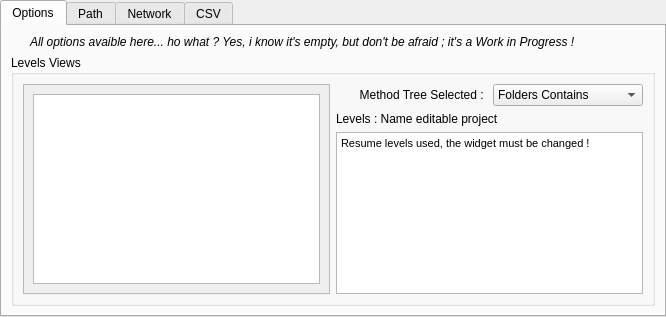
Before: the Qt Designer form BatchLightUE4/Views/WindowsSetupView.ui in shenyu0403/BatchBuildLightUE4, drawn with Qt 5.
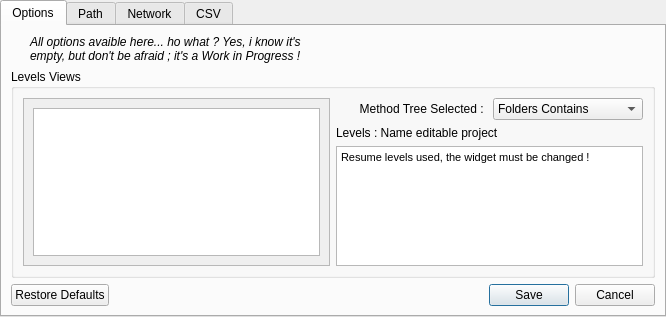
After: the same form once the commit is applied. The open tabs and pages were chosen to show the change. Icons and pictures are not drawn.

Commit message: Add a save toolbar inside the Windows Setup View (first tab)

```diff
--- a/BatchLightUE4/Views/WindowsSetupView.ui
+++ b/BatchLightUE4/Views/WindowsSetupView.ui
@@ -20,8 +20,12 @@
    <attribute name="title">
     <string>Options</string>
    </attribute>
-   <layout class="QFormLayout" name="formLayout">
+   <layout class="QGridLayout" name="gridLayout_8">
     <item row="0" column="0">
+     <layout class="QVBoxLayout" name="verticalLayout_2">
+      <item>
+       <layout class="QHBoxLayout" name="horizontalLayout_9">
+        <item>
      <widget class="QLabel" name="label_18">
       <property name="font">
        <font>
@@ -45,7 +49,7 @@
       </property>
      </widget>
     </item>
-    <item row="0" column="1">
+        <item>
      <widget class="QLabel" name="label_17">
       <property name="font">
        <font>
@@ -66,7 +70,22 @@
       </property>
      </widget>
     </item>
-    <item row="1" column="0" colspan="2">
+        <item>
+         <spacer name="horizontalSpacer">
+          <property name="orientation">
+           <enum>Qt::Horizontal</enum>
+          </property>
+          <property name="sizeHint" stdset="0">
+           <size>
+            <width>40</width>
+            <height>20</height>
+           </size>
+          </property>
+         </spacer>
+        </item>
+       </layout>
+      </item>
+      <item>
      <widget class="QGroupBox" name="groupBox">
       <property name="title">
        <string>Levels Views</string>
@@ -84,8 +103,8 @@
              <rect>
               <x>0</x>
               <y>0</y>
-              <width>305</width>
-              <height>166</height>
+                <width>304</width>
+                <height>133</height>
              </rect>
             </property>
             <layout class="QHBoxLayout" name="horizontalLayout_4">
@@ -166,6 +185,15 @@
        </item>
       </layout>
      </widget>
+      </item>
+      <item>
+       <widget class="QDialogButtonBox" name="buttonBox">
+        <property name="standardButtons">
+         <set>QDialogButtonBox::Cancel|QDialogButtonBox::RestoreDefaults|QDialogButtonBox::Save</set>
+        </property>
+       </widget>
+      </item>
+     </layout>
     </item>
    </layout>
   </widget>
```
Left out of the diff: 2 changed lines with no effect on the pictures. Lines whose indentation alone changed are shown as unchanged. The commit also changes 1 other file.
